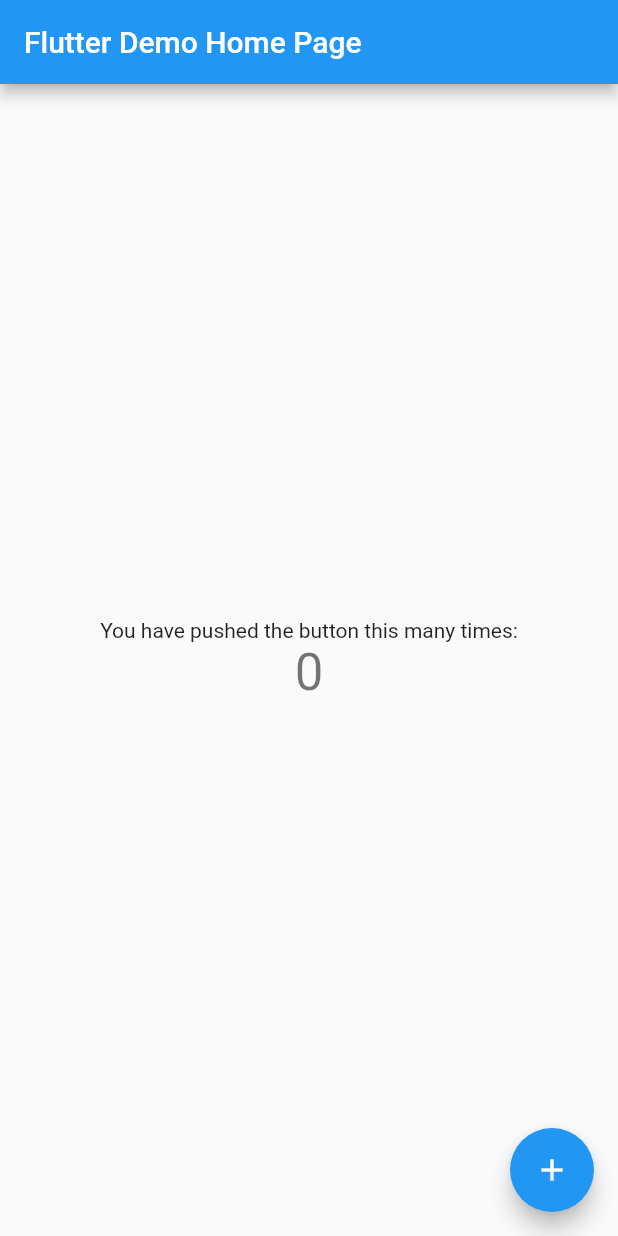
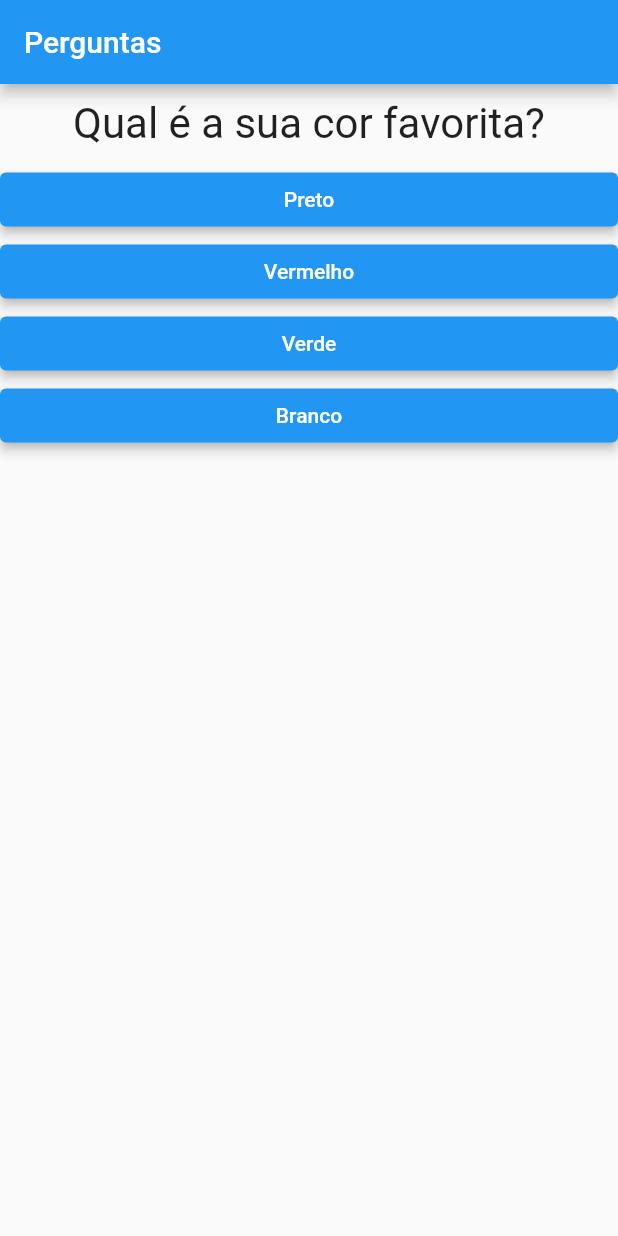
Before and after one commit to jlucasguedes/flutter_perguntas, a Flutter app: the screen it shows after launch, on a phone screen of 412 x 824 dp. Run offline on Flutter 3.47's test engine with Material 2 defaults, Android fonts, the phone set to English and light mode, and no system bars.

Commit message:
Projeto finalizado - 1º módulo flutter

```diff
--- a/lib/main.dart
+++ b/lib/main.dart
@@ -1,113 +1,87 @@
+import 'package:flutter/cupertino.dart';
 import 'package:flutter/material.dart';
+import 'package:flutter_perguntas/questionario.dart';
+import 'package:flutter_perguntas/resultado.dart';
 
-void main() {
-  runApp(MyApp());
-}
+main() => runApp(PerguntaApp());
 
-class MyApp extends StatelessWidget {
-  // This widget is the root of your application.
+class _PerguntaAppState extends State<PerguntaApp> {
+  var _perguntaSelecionada = 0;
+  var _pontuacaoTotal = 0;
+  final _perguntas = const [
+    {
+      'texto': 'Qual é a sua cor favorita?',
+      'respostas': [
+        {'texto': 'Preto', 'pontuacao': 10},
+        {'texto': 'Vermelho', 'pontuacao': 5},
+        {'texto': 'Verde', 'pontuacao': 3},
+        {'texto': 'Branco', 'pontuacao': 1},
+      ],
+    },
+    {
+      'texto': 'Qual é o seu animal favorito?',
+      'respostas': [
+        {'texto': 'Coelho', 'pontuacao': 10},
+        {'texto': 'Cobra', 'pontuacao': 5},
+        {'texto': 'Elefante', 'pontuacao': 3},
+        {'texto': 'Leão', 'pontuacao': 1},
+      ],
+    },
+    {
+      'texto': 'Qual é o seu instrutor favorito?',
+      'respostas': [
+        {'texto': 'Maria', 'pontuacao': 10},
+        {'texto': 'João', 'pontuacao': 5},
+        {'texto': 'Leo', 'pontuacao': 3},
+        {'texto': 'Pedro', 'pontuacao': 1},
+      ],
+    }
+  ];
+
+  void _responder(int pontuacao) {
+    if (temPerguntaSelecionada) {
+      setState(() {
+        _perguntaSelecionada++;
+        _pontuacaoTotal += pontuacao;
+      });
+    }
+  }
+
+  void _reiniciarQuestionario() {
+    setState(() {
+      _perguntaSelecionada = 0;
+      _pontuacaoTotal = 0;
+    });
+  }
+
+  bool get temPerguntaSelecionada {
+    return _perguntaSelecionada < _perguntas.length;
+  }
+
   @override
   Widget build(BuildContext context) {
     return MaterialApp(
-      title: 'Flutter Demo',
-      theme: ThemeData(
-        // This is the theme of your application.
-        //
-        // Try running your application with "flutter run". You'll see the
-        // application has a blue toolbar. Then, without quitting the app, try
-        // changing the primarySwatch below to Colors.green and then invoke
-        // "hot reload" (press "r" in the console where you ran "flutter run",
-        // or simply save your changes to "hot reload" in a Flutter IDE).
-        // Notice that the counter didn't reset back to zero; the application
-        // is not restarted.
-        primarySwatch: Colors.blue,
+      home: Scaffold(
+        appBar: AppBar(
+          title: Text("Perguntas"),
+        ),
+        body: temPerguntaSelecionada
+            ? Questionario(
+                perguntaSelecionada: _perguntaSelecionada,
+                perguntas: _perguntas,
+                quandoResponder: _responder)
+            : Resultado(
+                pontuacaoFinal: _pontuacaoTotal,
+                quantoReiniciarQuestionario: _reiniciarQuestionario,
+              ),
       ),
-      home: MyHomePage(title: 'Flutter Demo Home Page'),
     );
   }
 }
 
-class MyHomePage extends StatefulWidget {
-  MyHomePage({Key? key, required this.title}) : super(key: key);
-
-  // This widget is the home page of your application. It is stateful, meaning
-  // that it has a State object (defined below) that contains fields that affect
-  // how it looks.
-
-  // This class is the configuration for the state. It holds the values (in this
-  // case the title) provided by the parent (in this case the App widget) and
-  // used by the build method of the State. Fields in a Widget subclass are
-  // always marked "final".
-
-  final String title;
-
-  @override
-  _MyHomePageState createState() => _MyHomePageState();
-}
-
-class _MyHomePageState extends State<MyHomePage> {
-  int _counter = 0;
-
-  void _incrementCounter() {
-    setState(() {
-      // This call to setState tells the Flutter framework that something has
-      // changed in this State, which causes it to rerun the build method below
-      // so that the display can reflect the updated values. If we changed
-      // _counter without calling setState(), then the build method would not be
-      // called again, and so nothing would appear to happen.
-      _counter++;
-    });
-  }
-
-  @override
-  Widget build(BuildContext context) {
-    // This method is rerun every time setState is called, for instance as done
-    // by the _incrementCounter method above.
-    //
-    // The Flutter framework has been optimized to make rerunning build methods
-    // fast, so that you can just rebuild anything that needs updating rather
-    // than having to individually change instances of widgets.
-    return Scaffold(
-      appBar: AppBar(
-        // Here we take the value from the MyHomePage object that was created by
-        // the App.build method, and use it to set our appbar title.
-        title: Text(widget.title),
-      ),
-      body: Center(
-        // Center is a layout widget. It takes a single child and positions it
-        // in the middle of the parent.
-        child: Column(
-          // Column is also a layout widget. It takes a list of children and
-          // arranges them vertically. By default, it sizes itself to fit its
-          // children horizontally, and tries to be as tall as its parent.
-          //
-          // Invoke "debug painting" (press "p" in the console, choose the
-          // "Toggle Debug Paint" action from the Flutter Inspector in Android
-          // Studio, or the "Toggle Debug Paint" command in Visual Studio Code)
-          // to see the wireframe for each widget.
-          //
-          // Column has various properties to control how it sizes itself and
-          // how it positions its children. Here we use mainAxisAlignment to
-          // center the children vertically; the main axis here is the vertical
-          // axis because Columns are vertical (the cross axis would be
-          // horizontal).
-          mainAxisAlignment: MainAxisAlignment.center,
-          children: <Widget>[
-            Text(
-              'You have pushed the button this many times:',
-            ),
-            Text(
-              '$_counter',
-              style: Theme.of(context).textTheme.headline4,
-            ),
-          ],
-        ),
-      ),
-      floatingActionButton: FloatingActionButton(
-        onPressed: _incrementCounter,
-        tooltip: 'Increment',
-        child: Icon(Icons.add),
-      ), // This trailing comma makes auto-formatting nicer for build methods.
-    );
+class PerguntaApp extends StatefulWidget {
+  _PerguntaAppState createState() {
+    return _PerguntaAppState();
   }
 }
+//
--- /dev/null
+++ b/lib/questao.dart
@@ -0,0 +1,22 @@
+import 'package:flutter/material.dart';
+
+class Questao extends StatelessWidget {
+  final String texto;
+
+  const Questao({Key? key, required this.texto}) : super(key: key);
+
+  @override
+  Widget build(BuildContext context) {
+    return Container(
+      width: double.infinity,
+      margin: EdgeInsets.all(10),
+      child: Text(
+        texto,
+        style: TextStyle(
+          fontSize: 28,
+        ),
+        textAlign: TextAlign.center,
+      ),
+    );
+  }
+}
--- /dev/null
+++ b/lib/questionario.dart
@@ -0,0 +1,38 @@
+import 'package:flutter/material.dart';
+import 'package:flutter_perguntas/questao.dart';
+import 'package:flutter_perguntas/resposta.dart';
+
+class Questionario extends StatelessWidget {
+  final int perguntaSelecionada;
+  final List<Map<String, Object>> perguntas;
+  final void Function(int) quandoResponder;
+
+  const Questionario(
+      {Key? key,
+      required this.perguntaSelecionada,
+      required this.perguntas,
+      required this.quandoResponder})
+      : super(key: key);
+
+  bool get temPerguntaSelecionada {
+    return perguntaSelecionada < perguntas.length;
+  }
+
+  @override
+  Widget build(BuildContext context) {
+    List<Map<String, Object>> respostas = temPerguntaSelecionada
+        ? perguntas[perguntaSelecionada].cast()['respostas']
+        : [];
+    return Column(
+      children: [
+        Questao(texto: perguntas[perguntaSelecionada]['texto'].toString()),
+        ...respostas.map((resp) {
+          return Resposta(
+              texto: resp['texto'].toString(),
+              quandoSelecionado: () =>
+                  quandoResponder(int.parse(resp['pontuacao'].toString())));
+        }).toList(),
+      ],
+    );
+  }
+}
--- /dev/null
+++ b/lib/resposta.dart
@@ -0,0 +1,25 @@
+import 'package:flutter/material.dart';
+
+class Resposta extends StatelessWidget {
+  final String texto;
+  final void Function() quandoSelecionado;
+
+  const Resposta(
+      {Key? key, required this.texto, required this.quandoSelecionado})
+      : super(key: key);
+
+  @override
+  Widget build(BuildContext context) {
+    return Container(
+      width: double.infinity,
+      child: ElevatedButton(
+        style: ElevatedButton.styleFrom(
+          primary: Colors.blue,
+          elevation: 3,
+        ),
+        child: Text(texto),
+        onPressed: quandoSelecionado,
+      ),
+    );
+  }
+}
```
Also changed, not shown: lib/resultado.dart (added, +46 -0 lines), pubspec.lock, 6 other files.
